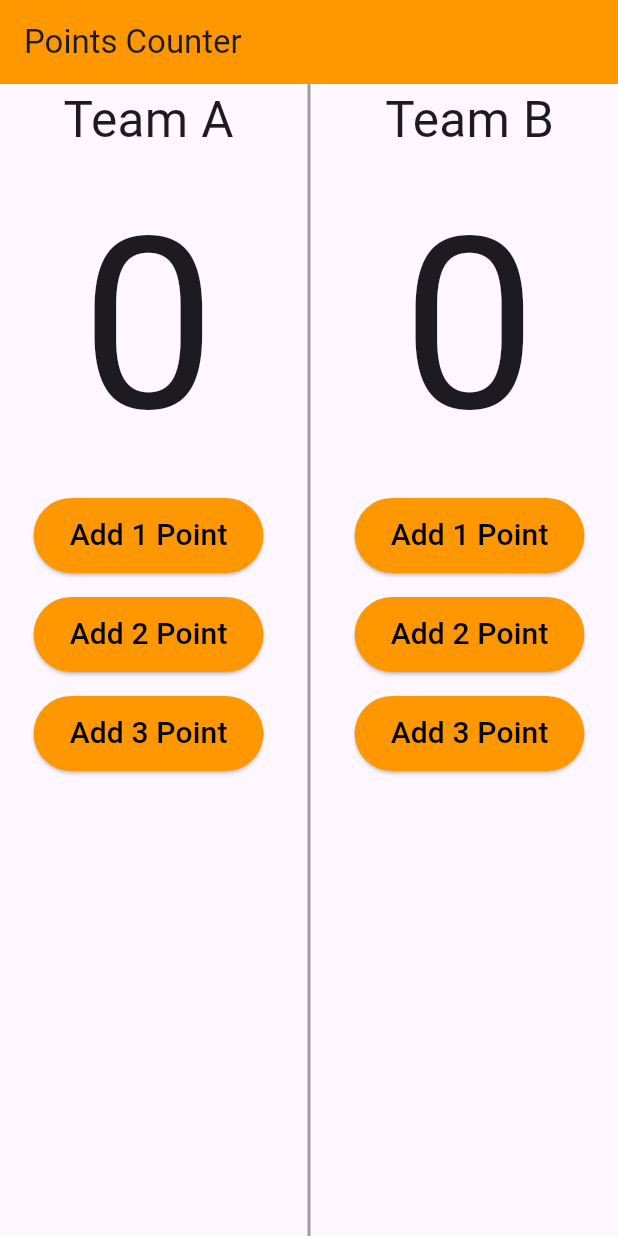
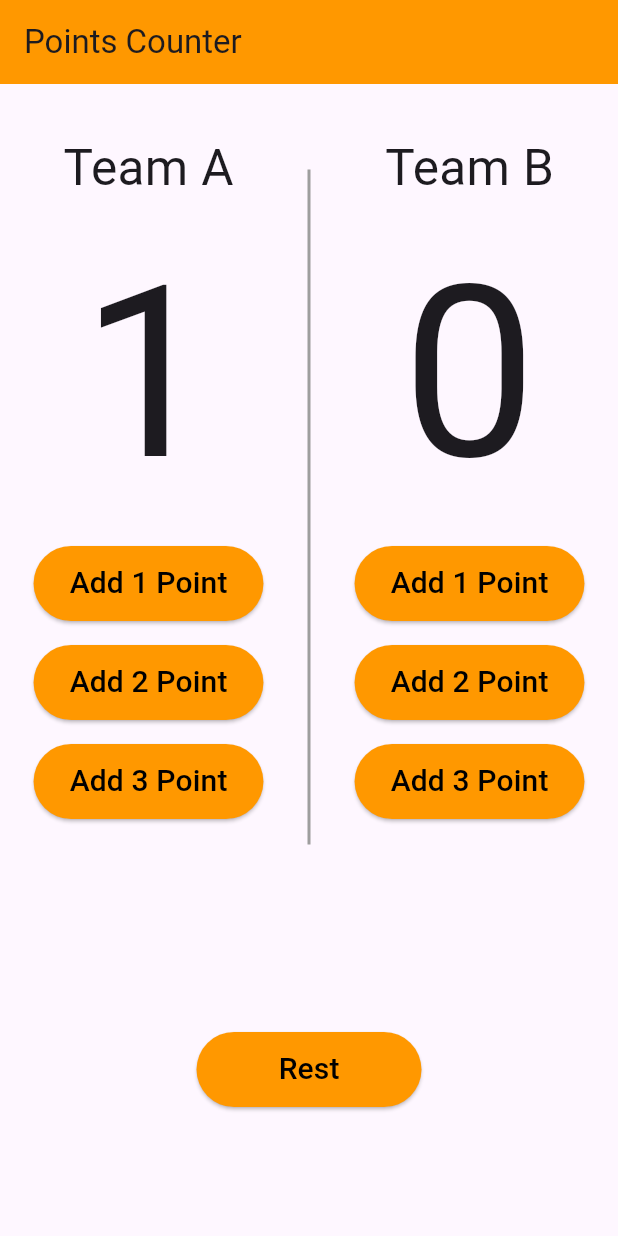
Before and after one commit to Elerian07/basketball-counter, a Flutter app: the screen it shows after launch, after a tap on "Add 1 Point", on a phone screen of 412 x 824 dp. Run offline on Flutter 3.47's test engine with Material 3 defaults, Android fonts, the phone set to English and light mode, and no system bars.

Commit message:
Update main.dart
Update main.dart with logic for the elevated buttons

```diff
--- a/flutter_application_1/lib/main.dart
+++ b/flutter_application_1/lib/main.dart
@@ -1,11 +1,17 @@
 import 'package:flutter/material.dart';
 
 void main() {
-  runApp(const basketball());
+  runApp(Basketball());
 }
 
-class basketball extends StatelessWidget {
-  const basketball({super.key});
+class Basketball extends StatefulWidget {
+  @override
+  State<Basketball> createState() => _BasketballState();
+}
+
+class _BasketballState extends State<Basketball> {
+  int teamAPoints = 0;
+  int teamBPoints = 0;
   @override
   Widget build(BuildContext context) {
     // TODO: implement build
@@ -16,20 +22,29 @@ class basketball extends StatelessWidget {
           backgroundColor: Colors.orange,
           title: Text('Points Counter'),
         ),
-
-        body: Row(
+        body: Column(
+          children: [
+            SizedBox(height: 32),
+            Row(
               mainAxisAlignment: MainAxisAlignment.spaceEvenly,
               children: [
-            Column(
+                Container(
+                  height: 500,
+                  child: Column(
                     children: [
                       Text('Team A', style: TextStyle(fontSize: 33)),
-                Text('0', style: TextStyle(fontSize: 160)),
+                      Text('$teamAPoints', style: TextStyle(fontSize: 160)),
                       ElevatedButton(
                         style: ElevatedButton.styleFrom(
                           backgroundColor: Colors.orange,
                           minimumSize: Size(150, 50),
                         ),
-                  onPressed: () {},
+                        onPressed: () {
+                          setState(() {
+                            teamAPoints++;
+                          });
+                          print(teamAPoints);
+                        },
                         child: Text(
                           'Add 1 Point',
                           style: TextStyle(fontSize: 20, color: Colors.black),
@@ -41,7 +56,11 @@ class basketball extends StatelessWidget {
                           backgroundColor: Colors.orange,
                           minimumSize: Size(150, 50),
                         ),
-                  onPressed: () {},
+                        onPressed: () {
+                          setState(() {
+                            teamAPoints += 2;
+                          });
+                        },
                         child: Text(
                           'Add 2 Point',
                           style: TextStyle(fontSize: 20, color: Colors.black),
@@ -53,26 +72,39 @@ class basketball extends StatelessWidget {
                           backgroundColor: Colors.orange,
                           minimumSize: Size(150, 50),
                         ),
-                  onPressed: () {},
+                        onPressed: () {
+                          setState(() {
+                            teamAPoints += 3;
+                          });
+                        },
                         child: Text(
                           'Add 3 Point',
                           style: TextStyle(fontSize: 20, color: Colors.black),
                         ),
                       ),
-                const SizedBox(height: 16),
                     ],
                   ),
-            VerticalDivider(color: Colors.grey, thickness: 2),
-            Column(
+                ),
+                SizedBox(
+                  height: 450,
+                  child: VerticalDivider(color: Colors.grey, thickness: 2),
+                ),
+                Container(
+                  height: 500,
+                  child: Column(
                     children: [
                       Text('Team B', style: TextStyle(fontSize: 33)),
-                Text('0', style: TextStyle(fontSize: 160)),
+                      Text('$teamBPoints', style: TextStyle(fontSize: 160)),
                       ElevatedButton(
                         style: ElevatedButton.styleFrom(
                           backgroundColor: Colors.orange,
                           minimumSize: Size(150, 50),
                         ),
-                  onPressed: () {},
+                        onPressed: () {
+                          setState(() {
+                            teamBPoints++;
+                          });
+                        },
                         child: Text(
                           'Add 1 Point',
                           style: TextStyle(fontSize: 20, color: Colors.black),
@@ -85,7 +117,11 @@ class basketball extends StatelessWidget {
                           backgroundColor: Colors.orange,
                           minimumSize: Size(150, 50),
                         ),
-                  onPressed: () {},
+                        onPressed: () {
+                          setState(() {
+                            teamBPoints += 2;
+                          });
+                        },
                         child: Text(
                           'Add 2 Point',
                           style: TextStyle(fontSize: 20, color: Colors.black),
@@ -97,14 +133,37 @@ class basketball extends StatelessWidget {
                           backgroundColor: Colors.orange,
                           minimumSize: Size(150, 50),
                         ),
-                  onPressed: () {},
+                        onPressed: () {
+                          setState(() {
+                            teamBPoints += 3;
+                          });
+                        },
                         child: Text(
                           'Add 3 Point',
                           style: TextStyle(fontSize: 20, color: Colors.black),
                         ),
                       ),
-                const SizedBox(height: 16),
                     ],
+                  ),
+                ),
+              ],
+            ),
+            SizedBox(height: 100),
+            ElevatedButton(
+              style: ElevatedButton.styleFrom(
+                backgroundColor: Colors.orange,
+                minimumSize: Size(150, 50),
+              ),
+              onPressed: () {
+                setState(() {
+                  teamAPoints = 0;
+                  teamBPoints = 0;
+                });
+              },
+              child: Text(
+                'Rest',
+                style: TextStyle(fontSize: 20, color: Colors.black),
+              ),
             ),
           ],
         ),
```
Lines whose indentation alone changed are shown as unchanged.
